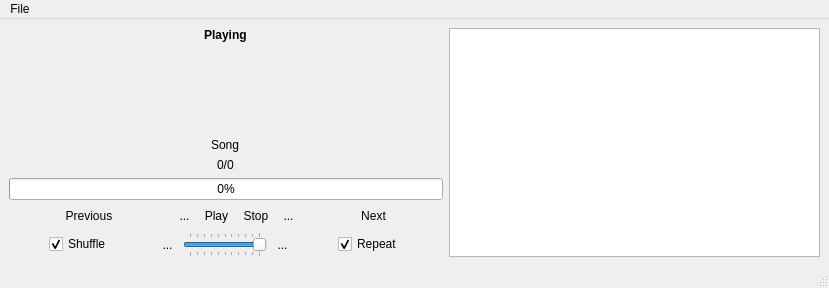
First picture: the form in design.ui, repository praetorg/pycli-music-player, before the edit.
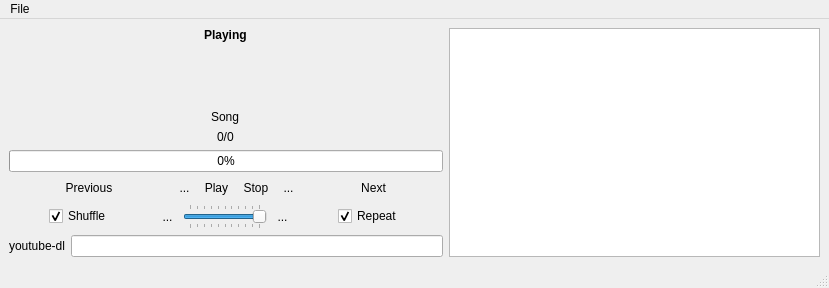
Second picture: the form after the edit. Icons and pictures are not drawn.

Commit message: Added youtube-dl support

What changed in the file:
```diff
--- a/design.ui
+++ b/design.ui
@@ -454,6 +454,20 @@
           </item>
          </layout>
         </item>
+        <item>
+         <layout class="QHBoxLayout" name="horizontalLayout_4">
+          <item>
+           <widget class="QLabel" name="youtubedlLabel">
+            <property name="text">
+             <string>youtube-dl</string>
+            </property>
+           </widget>
+          </item>
+          <item>
+           <widget class="QLineEdit" name="youtubedlEdit"/>
+          </item>
+         </layout>
+        </item>
        </layout>
       </item>
       <item>
```
The commit also changes 3 other files.
